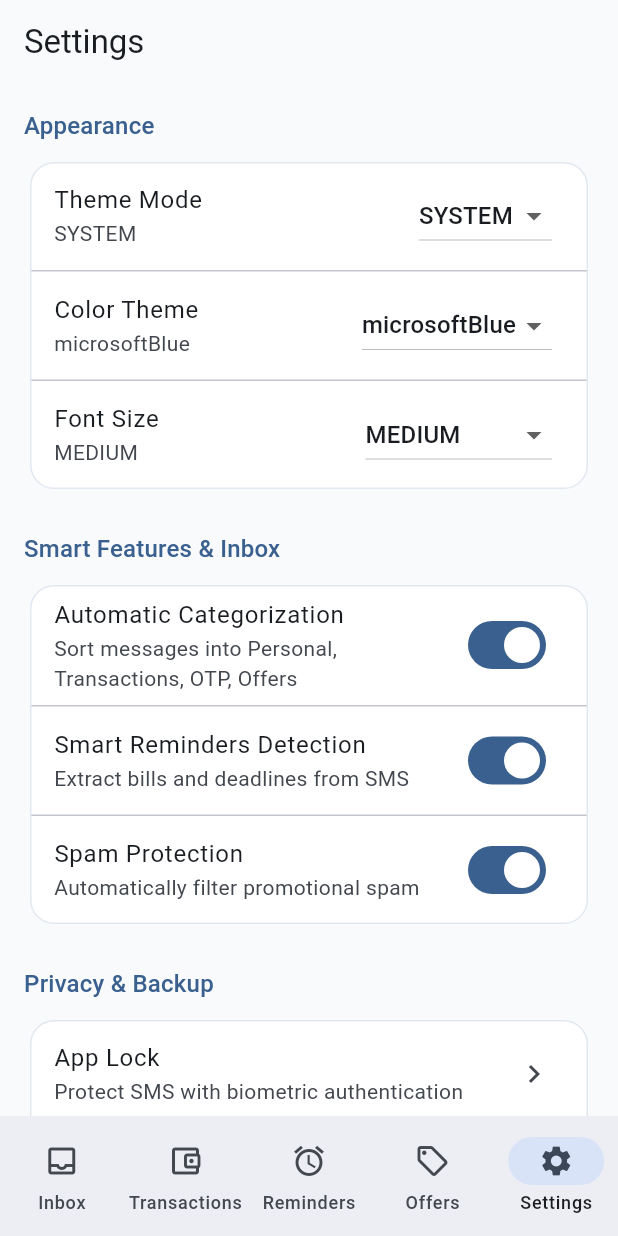
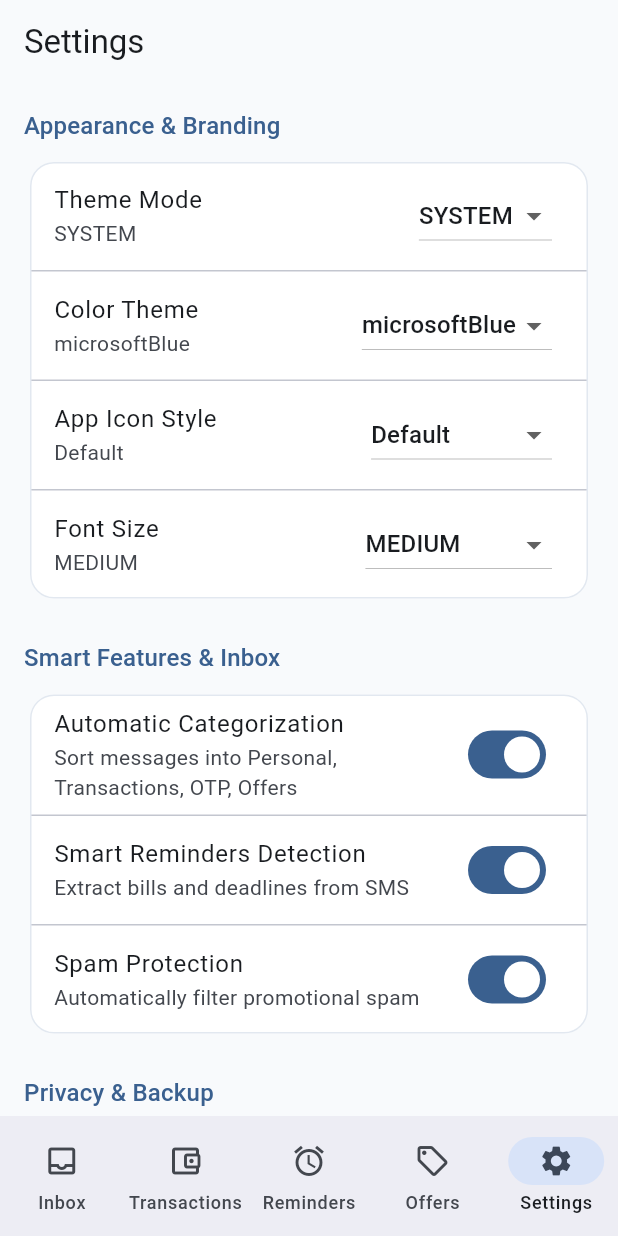
Before and after one commit to ktdata405/kt-sms, a Flutter app: the SettingsScreen screen opened by its route, on a phone screen of 412 x 824 dp. Run offline on Flutter 3.47's test engine with Material 3 defaults, Android fonts, the phone set to English and light mode, and no system bars; our stand-ins replace flutter_local_notifications, flutter_riverpod, go_router, permission_handler, shared_preferences, sqflite; accounts and stored records are empty.

Commit message:
1. This android app should sync the contacts other permisson to be added, beacsue I can see the Contact is not recongnized from the old sms list.  2. Filter the proper sms from the inbox, i can see still the Trancation and personal and OTP tabs are showing mixed sms, re-search on this and update it as per the latest practices. 3. Update the project and app icon to attached icon, convert it to compatible. also give option in the settings to change the app icons in the feature and apply the app icon accodingly. 4. Transaction tab, amount should be in INR, prefix should be Rs. and it numbers should be in the Lakc formate with hide and show eye icon, default hide
1. This android app should sync the contacts other permisson to be added, beacsue I can see the Contact is not recongnized from the old sms list.
2. Filter the proper sms from the inbox, i can see still the Trancation and personal and OTP tabs are showing mixed sms, re-search on this and update it as per the latest practices.
3. Update the project and app icon to attached icon, convert it to compatible. also give option in the settings to change the app icons in the feature and apply the app icon accodingly.
4. Transaction tab, amount should be in INR, prefix should be Rs. and it numbers should be in the Lakc formate with hide and show eye icon, default hide

```diff
--- a/lib/features/settings/presentation/settings_screen.dart
+++ b/lib/features/settings/presentation/settings_screen.dart
@@ -3,12 +3,46 @@ import 'package:flutter_riverpod/flutter_riverpod.dart';
 import '../../../core/theme/app_theme.dart';
 import '../../../core/theme/theme_provider.dart';
 import '../../../core/services/backup_service.dart';
+import 'package:shared_preferences/shared_preferences.dart';
 
-class SettingsScreen extends ConsumerWidget {
+class SettingsScreen extends ConsumerStatefulWidget {
   const SettingsScreen({super.key});
 
   @override
-  Widget build(BuildContext context, WidgetRef ref) {
+  ConsumerState<SettingsScreen> createState() => _SettingsScreenState();
+}
+
+class _SettingsScreenState extends ConsumerState<SettingsScreen> {
+  String _selectedAppIcon = 'Default';
+  final List<String> _iconOptions = ['Default', 'Crimson Red', 'Classic Blue', 'Dark Minimal'];
+
+  @override
+  void initState() {
+    super.initState();
+    _loadAppIconPreference();
+  }
+
+  Future<void> _loadAppIconPreference() async {
+    final prefs = await SharedPreferences.getInstance();
+    setState(() {
+      _selectedAppIcon = prefs.getString('pref_app_icon') ?? 'Default';
+    });
+  }
+
+  Future<void> _saveAppIconPreference(String icon) async {
+    final prefs = await SharedPreferences.getInstance();
+    await prefs.setString('pref_app_icon', icon);
+    setState(() {
+      _selectedAppIcon = icon;
+    });
+    if (!mounted) return;
+    ScaffoldMessenger.of(context).showSnackBar(
+      SnackBar(content: Text('App icon style updated to: $icon')),
+    );
+  }
+
+  @override
+  Widget build(BuildContext context) {
     final themeSettings = ref.watch(themeProvider);
     final themeNotifier = ref.read(themeProvider.notifier);
     final theme = Theme.of(context);
@@ -20,7 +54,7 @@ class SettingsScreen extends ConsumerWidget {
       body: ListView(
         padding: const EdgeInsets.all(16),
         children: [
-          Text('Appearance', style: theme.textTheme.titleMedium?.copyWith(color: theme.colorScheme.primary)),
+          Text('Appearance & Branding', style: theme.textTheme.titleMedium?.copyWith(color: theme.colorScheme.primary)),
           const SizedBox(height: 8),
           Card(
             child: Column(
@@ -54,6 +88,23 @@ class SettingsScreen extends ConsumerWidget {
                       return DropdownMenuItem(
                         value: color,
                         child: Text(color.name),
+                      );
+                    }).toList(),
+                  ),
+                ),
+                const Divider(height: 1),
+                ListTile(
+                  title: const Text('App Icon Style'),
+                  subtitle: Text(_selectedAppIcon),
+                  trailing: DropdownButton<String>(
+                    value: _selectedAppIcon,
+                    onChanged: (icon) {
+                      if (icon != null) _saveAppIconPreference(icon);
+                    },
+                    items: _iconOptions.map((icon) {
+                      return DropdownMenuItem(
+                        value: icon,
+                        child: Text(icon),
                       );
                     }).toList(),
                   ),
```
Also changed, not shown: lib/core/native/sms_channel.dart (+33 -5 lines), lib/core/services/sms_classifier.dart (+18 -12 lines), lib/features/inbox/presentation/inbox_screen.dart (+38 -18 lines), lib/features/transactions/presentation/transactions_screen.dart (+35 -7 lines), 4 other files.
